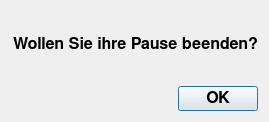
First picture: the form in src/gui/dialogs/game/breakdialog.ui, repository hrafnass/ANTv2, before the edit.
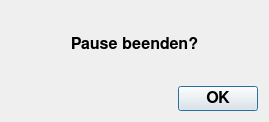
Second picture: the form after the edit.

Commit message: changed text in Break Dialog

What changed in the file:
```diff
--- a/src/gui/dialogs/game/breakdialog.ui
+++ b/src/gui/dialogs/game/breakdialog.ui
@@ -25,7 +25,7 @@
    <item>
     <widget class="QLabel" name="label">
      <property name="text">
-      <string>&lt;html&gt;&lt;head/&gt;&lt;body&gt;&lt;p align=&quot;right&quot;&gt;Wollen Sie ihre Pause beenden?&lt;/p&gt;&lt;/body&gt;&lt;/html&gt;</string>
+      <string>&lt;html&gt;&lt;head/&gt;&lt;body&gt;&lt;p align=&quot;center&quot;&gt;Pause beenden?&lt;/p&gt;&lt;/body&gt;&lt;/html&gt;</string>
      </property>
     </widget>
    </item>
```
Left out of the diff: 16 changed lines with no effect on the pictures. The commit also changes 4 other files.
